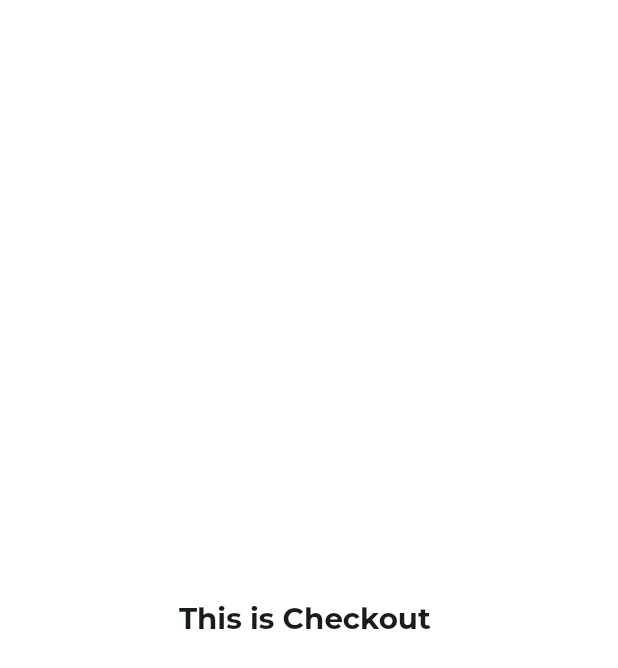
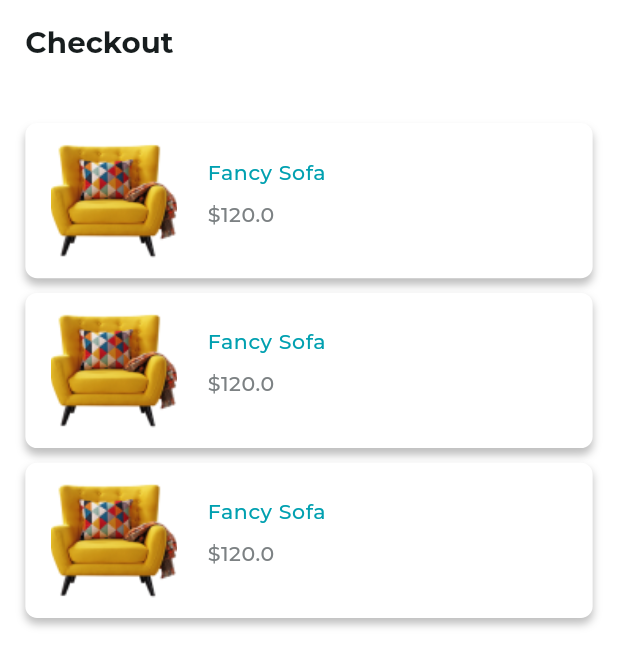
Before and after one commit to devmoaid1/flutter_payment, a Flutter app: the screen it shows after launch, on a phone screen of 412 x 824 dp. Shown: the top 668 px of the screen. Run offline on Flutter 3.47's test engine with Material 3 defaults, Android fonts, the phone set to English and light mode, and no system bars; our stand-ins replace flutter_screenutil.

Commit message:
created product list section

```diff
--- /dev/null
+++ b/lib/core/models/product.dart
@@ -0,0 +1,7 @@
+class Product {
+  final String? name;
+  final String? image;
+  final double? price;
+
+  Product({this.name, this.image, this.price});
+}
--- a/lib/core/theme/light_theme.dart
+++ b/lib/core/theme/light_theme.dart
@@ -3,6 +3,7 @@ import 'package:flutter_payment/core/theme/app_colors.dart';
 import 'package:flutter_payment/core/theme/text_theme.dart';
 
 final ThemeData lightTheme = ThemeData(
+    fontFamily: 'Montserrat',
     colorScheme: ColorScheme.fromSeed(
         primary: AppColors.primaryColor,
         secondary: AppColors.secondaryColor,
--- a/lib/core/theme/text_theme.dart
+++ b/lib/core/theme/text_theme.dart
@@ -5,21 +5,17 @@ final TextTheme customTextTheme = TextTheme(
   headlineLarge: TextStyle(
     fontSize: 24.sp,
     fontWeight: FontWeight.bold,
-    fontFamily: 'Montserrat',
   ),
   headlineMedium: TextStyle(
     fontSize: 20.sp,
     fontWeight: FontWeight.bold,
-    fontFamily: 'Montserrat',
   ),
   bodySmall: TextStyle(
     fontSize: 14.sp,
-    fontWeight: FontWeight.normal,
-    fontFamily: 'Montserrat',
+    fontWeight: FontWeight.w500,
   ),
   bodyLarge: TextStyle(
     fontSize: 16.sp,
     fontWeight: FontWeight.w500, // Medium weight
-    fontFamily: 'Montserrat',
   ),
 );
--- /dev/null
+++ b/lib/core/utils/extensions/app_context.dart
@@ -0,0 +1,10 @@
+import 'package:flutter/material.dart';
+
+extension AppContext on BuildContext {
+  ThemeData get appTheme => Theme.of(this);
+  //textTheme
+  TextTheme get appTextTheme => Theme.of(this).textTheme;
+
+  double get screenHeight => MediaQuery.of(this).size.height;
+  double get screenWidth => MediaQuery.of(this).size.width;
+}
--- /dev/null
+++ b/lib/core/utils/extensions/spaces.dart
@@ -0,0 +1,10 @@
+import 'package:flutter/material.dart';
+
+extension Spaces on num {
+  SizedBox get vSpace => SizedBox(
+        height: toDouble(),
+      ); // vertical space
+  SizedBox get hSpace => SizedBox(
+        width: toDouble(),
+      ); // horizontal space
+}
--- /dev/null
+++ b/lib/core/widgets/heading_widget.dart
@@ -0,0 +1,15 @@
+import 'package:flutter/material.dart';
+import 'package:flutter_payment/core/utils/extensions/app_context.dart';
+
+class HeadingWidget extends StatelessWidget {
+  final String title;
+  const HeadingWidget({super.key, required this.title});
+
+  @override
+  Widget build(BuildContext context) {
+    return Text(
+      title,
+      style: context.appTextTheme.headlineMedium,
+    );
+  }
+}
--- a/lib/presentation/checkout/views/widgets/checkout_view_body.dart
+++ b/lib/presentation/checkout/views/widgets/checkout_view_body.dart
@@ -1,14 +1,32 @@
 import 'package:flutter/material.dart';
+
+import 'package:flutter_payment/core/utils/extensions/spaces.dart';
+import 'package:flutter_screenutil/flutter_screenutil.dart';
+
+import '../../../../core/widgets/heading_widget.dart';
+import 'products_list_section.dart';
 
 class CheckoutViewBody extends StatelessWidget {
   const CheckoutViewBody({super.key});
 
   @override
   Widget build(BuildContext context) {
-    return Center(
-      child: Text(
-        "This is Checkout ",
-        style: Theme.of(context).textTheme.headlineMedium,
+    return SafeArea(
+      child: SingleChildScrollView(
+        child: Padding(
+          padding: EdgeInsets.symmetric(horizontal: 16.w),
+          child: Column(
+            crossAxisAlignment: CrossAxisAlignment.start,
+            children: [
+              15.vSpace,
+              const HeadingWidget(
+                title: 'Checkout',
+              ),
+              42.vSpace,
+              const ProductsListSection()
+            ],
+          ),
+        ),
       ),
     );
   }
--- /dev/null
+++ b/lib/presentation/checkout/views/widgets/product_card.dart
@@ -0,0 +1,59 @@
+import 'package:flutter/material.dart';
+
+import 'package:flutter_payment/core/models/product.dart';
+import 'package:flutter_payment/core/theme/app_colors.dart';
+import 'package:flutter_payment/core/utils/extensions/app_context.dart';
+import 'package:flutter_payment/core/utils/extensions/spaces.dart';
+import 'package:flutter_screenutil/flutter_screenutil.dart';
+
+class ProductCard extends StatelessWidget {
+  final Product product;
+  const ProductCard({super.key, required this.product});
+
+  @override
+  Widget build(BuildContext context) {
+    return Container(
+      margin: EdgeInsets.only(bottom: 10.h),
+      padding: EdgeInsets.symmetric(horizontal: 16.w, vertical: 13.h),
+      decoration: BoxDecoration(
+          color: Colors.white,
+          borderRadius: BorderRadius.circular(8.r),
+          boxShadow: [
+            BoxShadow(
+                offset: const Offset(0, 4),
+                blurRadius: 4,
+                spreadRadius: 0,
+                color: Colors.black.withOpacity(0.25))
+          ]),
+      child: Row(
+        children: [
+          SizedBox(
+            width: 80.w,
+            height: 80.h,
+            child: Image.asset(
+              product.image!,
+              fit: BoxFit.cover,
+            ),
+          ),
+          20.hSpace,
+          Column(
+            crossAxisAlignment: CrossAxisAlignment.start,
+            children: [
+              Text(
+                product.name!,
+                style: context.appTextTheme.bodySmall!
+                    .copyWith(color: context.appTheme.primaryColor),
+              ),
+              10.vSpace,
+              Text("\$${product.price}",
+                  style: context.appTextTheme.bodySmall!.copyWith(
+                    color: context.appTheme.colorScheme.secondary,
+                  )),
+              10.vSpace,
+            ],
+          )
+        ],
+      ),
+    );
+  }
+}
--- /dev/null
+++ b/lib/presentation/checkout/views/widgets/products_list_section.dart
@@ -0,0 +1,25 @@
+import 'package:flutter/material.dart';
+import 'package:flutter_payment/core/app_icons.dart';
+import 'package:flutter_payment/presentation/checkout/views/widgets/product_card.dart';
+import 'package:flutter_screenutil/flutter_screenutil.dart';
+
+import '../../../../core/models/product.dart';
+
+class ProductsListSection extends StatelessWidget {
+  const ProductsListSection({super.key});
+
+  @override
+  Widget build(BuildContext context) {
+    return ListView.builder(
+      shrinkWrap: true,
+      physics: const NeverScrollableScrollPhysics(),
+      itemCount: 3,
+      itemBuilder: (context, index) => ProductCard(
+        product: Product(
+            image: Assets.assetsIconsProduct,
+            name: "Fancy Sofa",
+            price: 120.00),
+      ),
+    );
+  }
+}
```
